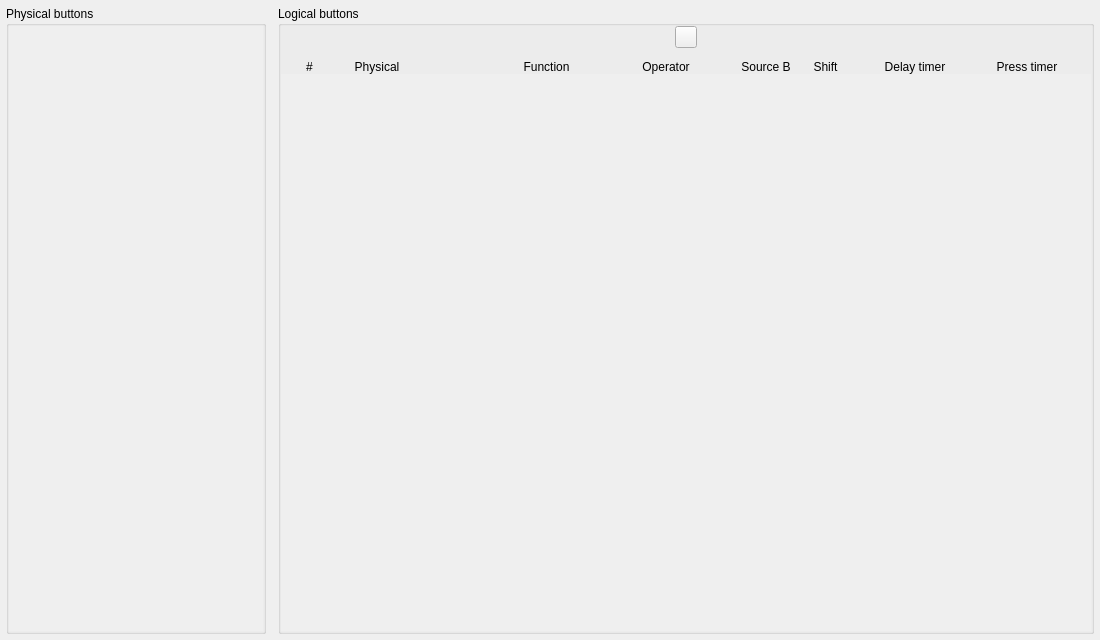
Before: the Qt Designer form src/widgets/buttons/buttonconfig.ui in anpeaco/FreeJoyXConfiguratorQt, drawn with Qt 5.
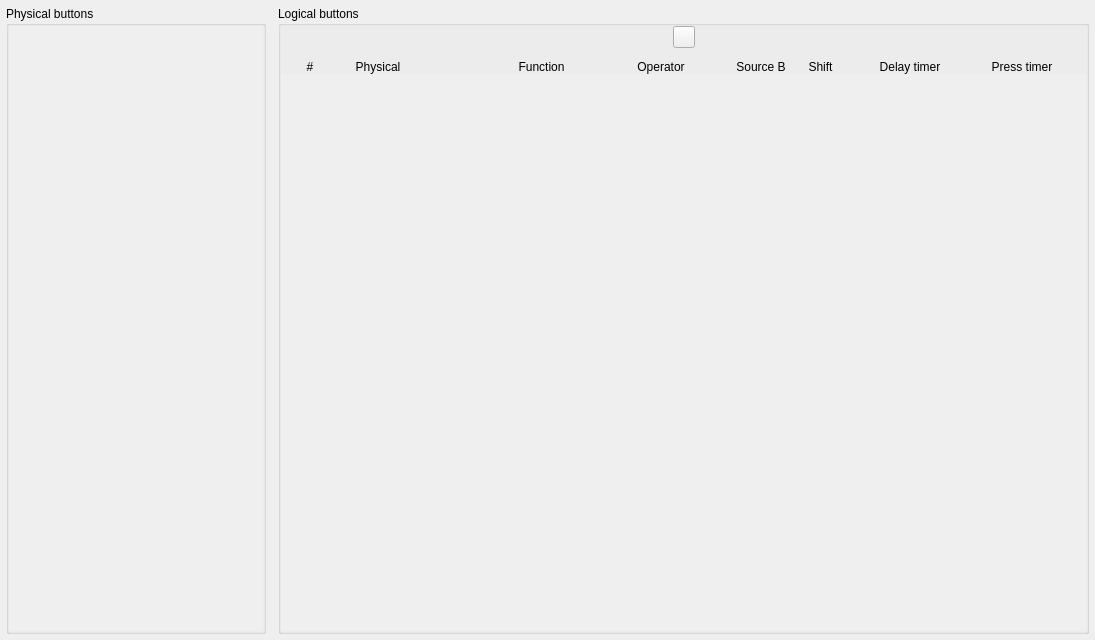
After: the same form once the commit is applied. Icons and pictures are not drawn.

Commit message: ui(buttons): logical-button row status badge + disabled-row ghost/lock

Diff of the .ui file:
```diff
--- a/src/widgets/buttons/buttonconfig.ui
+++ b/src/widgets/buttons/buttonconfig.ui
@@ -304,10 +304,10 @@
          </sizepolicy>
         </property>
         <property name="minimumSize">
-         <size><width>8</width><height>0</height></size>
+         <size><width>2</width><height>0</height></size>
         </property>
         <property name="maximumSize">
-         <size><width>8</width><height>16777215</height></size>
+         <size><width>2</width><height>16777215</height></size>
         </property>
         <property name="text">
          <string/>
@@ -323,10 +323,10 @@
          </sizepolicy>
         </property>
         <property name="minimumSize">
-         <size><width>25</width><height>0</height></size>
+         <size><width>26</width><height>0</height></size>
         </property>
         <property name="maximumSize">
-         <size><width>25</width><height>16777215</height></size>
+         <size><width>26</width><height>16777215</height></size>
         </property>
         <property name="text">
          <string notr="true">#</string>
```
The commit also changes 6 other files.
